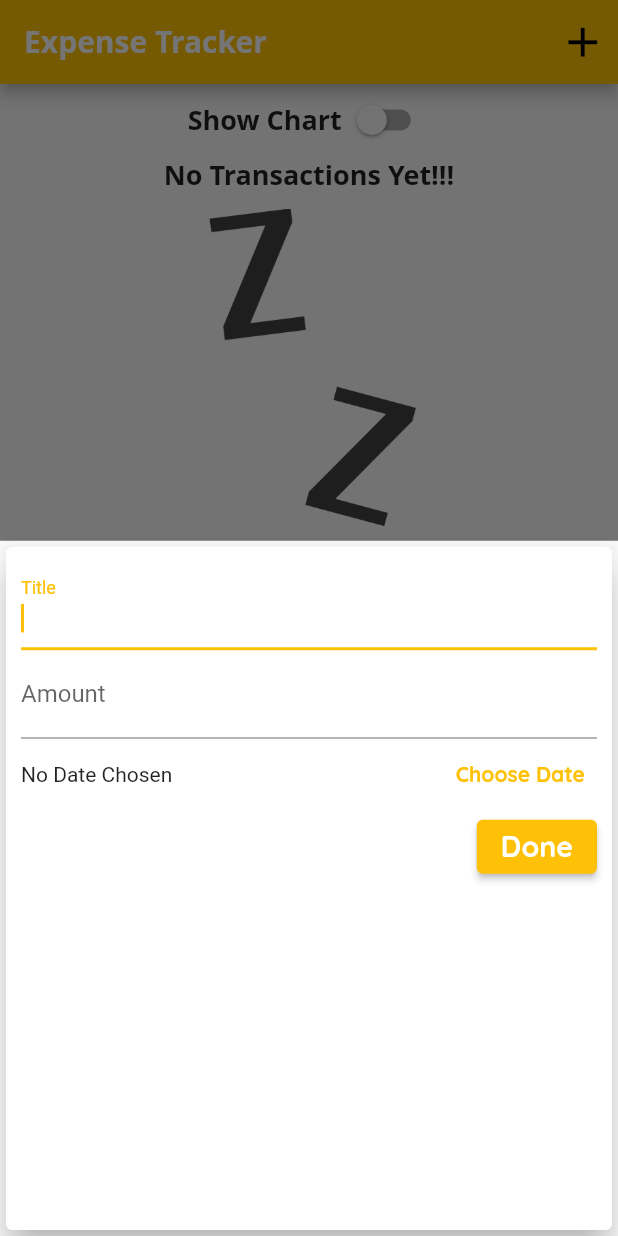
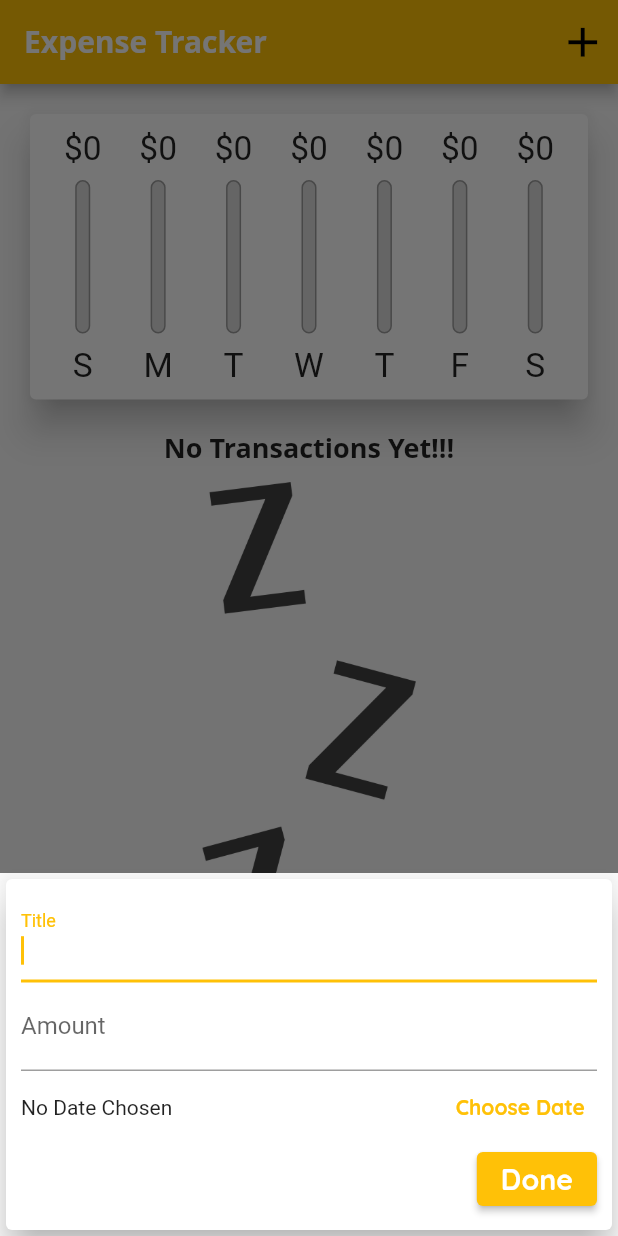
Before and after one commit to sahilali13/flutter, a Flutter app: the screen it shows after launch, after a tap on the "add" icon, on a phone screen of 412 x 824 dp. Run offline on Flutter 3.47's test engine with Material 2 defaults, Android fonts, the phone set to English and light mode, and no system bars.

Commit message:
commit #130

```diff
--- a/expense_tracker/lib/widgets/homePage.dart
+++ b/expense_tracker/lib/widgets/homePage.dart
@@ -1,5 +1,6 @@
 import 'package:expense_tracker/widgets/newTransaction.dart';
 import 'package:flutter/material.dart';
+import 'dart:io';
 
 import '../widgets/chart.dart';
 import './transactionList.dart';
@@ -13,6 +14,7 @@ class HomePage extends StatefulWidget {
 class _HomePageState extends State<HomePage> {
   final List<Transaction> _userTransactions = [];
   bool _showChart = false;
+  late final _mediaContext = MediaQuery.of(context);
 
   List<Transaction> get _recentTransactions {
     return _userTransactions.where((_element) {
@@ -58,6 +60,7 @@ class _HomePageState extends State<HomePage> {
 
   @override
   Widget build(BuildContext context) {
+    final _isLandscape = _mediaContext.orientation == Orientation.landscape;
     final appBar = AppBar(
       title: Text(
         'Expense Tracker',
@@ -72,8 +75,21 @@ class _HomePageState extends State<HomePage> {
         )
       ],
     );
+    final _listOfTransactions = Container(
+      height: (_mediaContext.size.height -
+              appBar.preferredSize.height -
+              _mediaContext.padding.top) *
+          0.7,
+      child: TransactionList(
+        _userTransactions,
+        _deleteTransactions,
+      ),
+    );
+    final _themeContext = Theme.of(context);
     return Scaffold(
-      floatingActionButton: FloatingActionButton(
+      floatingActionButton: Platform.isIOS
+          ? Container()
+          : FloatingActionButton(
               onPressed: () => _startAddNewTransaction(context),
               child: Icon(
                 Icons.add,
@@ -83,6 +99,16 @@ class _HomePageState extends State<HomePage> {
       body: SingleChildScrollView(
         child: Column(
           children: <Widget>[
+            if (!_isLandscape)
+              Container(
+                height: (_mediaContext.size.height -
+                        appBar.preferredSize.height -
+                        _mediaContext.padding.top) *
+                    0.3,
+                child: Chart(_recentTransactions),
+              ),
+            if (!_isLandscape) _listOfTransactions,
+            if (_isLandscape)
               Row(
                 mainAxisAlignment: MainAxisAlignment.center,
                 children: [
@@ -90,7 +116,8 @@ class _HomePageState extends State<HomePage> {
                     'Show Chart',
                     style: Theme.of(context).textTheme.headline6,
                   ),
-                Switch(
+                  Switch.adaptive(
+                    activeColor: _themeContext.colorScheme.secondary,
                     value: _showChart,
                     onChanged: (_val) {
                       setState(() {
@@ -102,22 +129,13 @@ class _HomePageState extends State<HomePage> {
               ),
             _showChart
                 ? Container(
-                    height: (MediaQuery.of(context).size.height -
+                    height: (_mediaContext.size.height -
                             appBar.preferredSize.height -
-                            MediaQuery.of(context).padding.top) *
-                        0.3,
+                            _mediaContext.padding.top) *
+                        0.7,
                     child: Chart(_recentTransactions),
                   )
-                : Container(
-                    height: (MediaQuery.of(context).size.height -
-                            appBar.preferredSize.height -
-                            MediaQuery.of(context).padding.top) *
-                        0.7,
-                    child: TransactionList(
-                      _userTransactions,
-                      _deleteTransactions,
-                    ),
-                  ),
+                : _listOfTransactions,
           ],
         ),
       ),
--- a/expense_tracker/lib/widgets/newTransaction.dart
+++ b/expense_tracker/lib/widgets/newTransaction.dart
@@ -1,5 +1,6 @@
 import 'package:flutter/material.dart';
 import 'package:intl/intl.dart';
+import 'dart:io';
 
 class NewTransaction extends StatefulWidget {
   late final Function _addTx;
@@ -13,6 +14,7 @@ class NewTransaction extends StatefulWidget {
 class _NewTransactionState extends State<NewTransaction> {
   final _titleController = TextEditingController();
   final _amountController = TextEditingController();
+  late final _themeContext = Theme.of(context);
   DateTime? _chosenDate;
 
   void _submitData() {
@@ -55,10 +57,16 @@ class _NewTransactionState extends State<NewTransaction> {
 
   @override
   Widget build(BuildContext context) {
-    return Card(
+    return SingleChildScrollView(
+      child: Card(
         elevation: 10,
         child: Container(
-        padding: EdgeInsets.all(10),
+          padding: EdgeInsets.only(
+            top: 10,
+            left: 10,
+            right: 10,
+            bottom: MediaQuery.of(context).viewInsets.bottom + 10,
+          ),
           child: Column(
             crossAxisAlignment: CrossAxisAlignment.end,
             children: <Widget>[
@@ -97,7 +105,7 @@ class _NewTransactionState extends State<NewTransaction> {
                     child: Text(
                       'Choose Date',
                       style: TextStyle(
-                      color: Theme.of(context).primaryColor,
+                        color: _themeContext.primaryColor,
                         fontWeight: FontWeight.bold,
                       ),
                     ),
@@ -109,7 +117,7 @@ class _NewTransactionState extends State<NewTransaction> {
                 child: Text(
                   'Done',
                   style: TextStyle(
-                  color: Theme.of(context).textTheme.button!.color,
+                    color: _themeContext.textTheme.button!.color,
                     fontWeight: FontWeight.bold,
                     fontSize: 19,
                   ),
@@ -118,6 +126,7 @@ class _NewTransactionState extends State<NewTransaction> {
             ],
           ),
         ),
+      ),
     );
   }
 }
```
Also changed, not shown: expense_tracker/lib/widgets/transactionList.dart (+25 -8 lines). Lines whose indentation alone changed are shown as unchanged.
